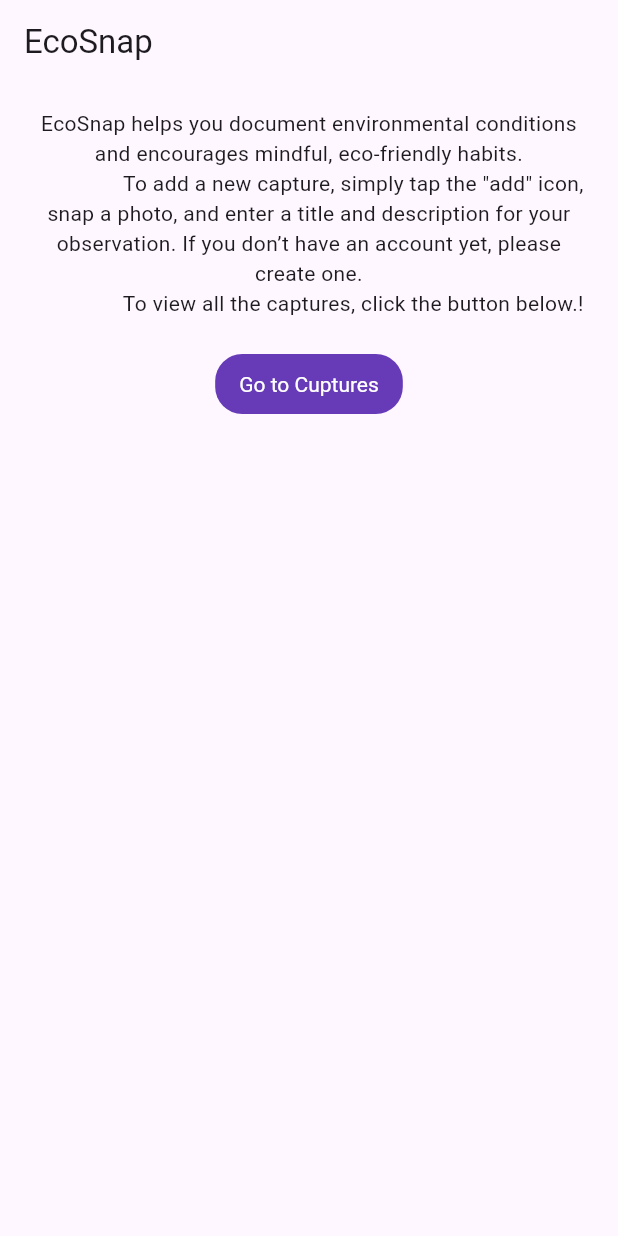
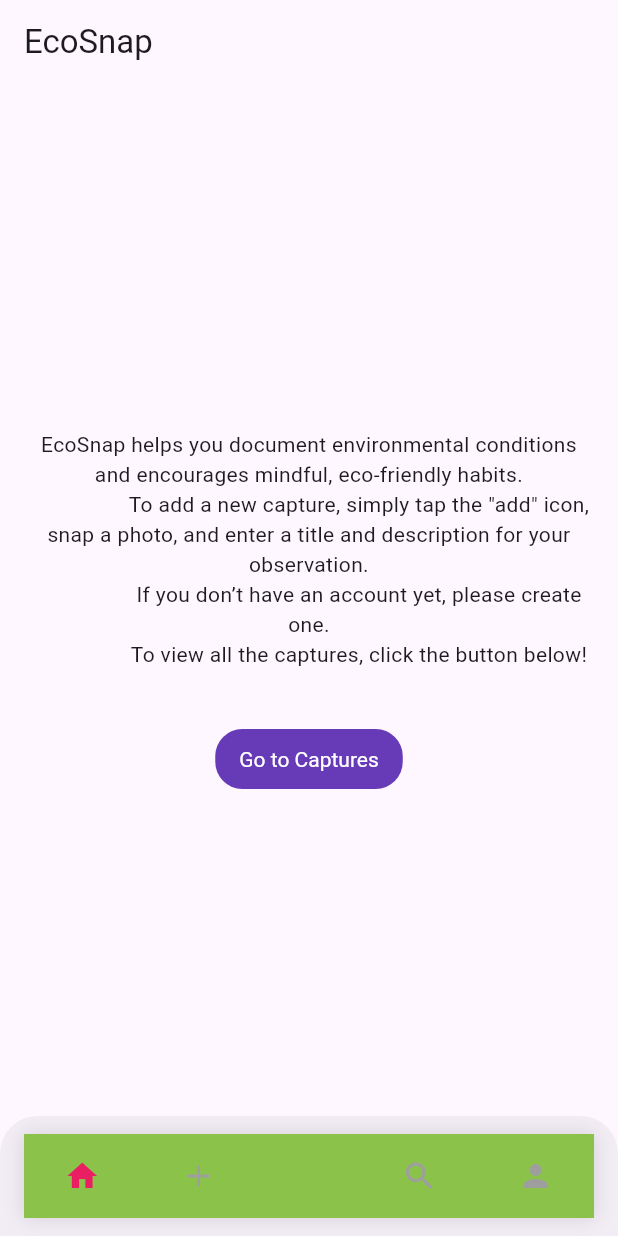
Before and after one commit to ZamirLucky/EcoSnap-flutter-app, a Flutter app: the screen it shows after launch, on a phone screen of 412 x 824 dp. Run offline on Flutter 3.47's test engine with Material 3 defaults, Android fonts, the phone set to English and light mode, and no system bars.

Commit message:
Added bottoNaviagationBar feature and homeWidget

```diff
--- /dev/null
+++ b/lib/navigation_menu.dart
@@ -0,0 +1,72 @@
+import 'package:flutter/material.dart';
+
+class NavigationMenu extends StatelessWidget {
+  final int selectedIndex;
+  final Function(int) onItemTapped;
+
+  const NavigationMenu({
+    super.key,
+    required this.selectedIndex,
+    required this.onItemTapped,
+  });
+
+  @override
+  Widget build(BuildContext context) {
+    return ClipRRect(
+      borderRadius: const BorderRadius.only(
+        topLeft: Radius.circular(25),
+        topRight: Radius.circular(25)
+      ),
+      child: BottomAppBar(
+        shape: const CircularNotchedRectangle(),
+        notchMargin: 6,
+        child: Container(
+          height: 60,
+          decoration: const BoxDecoration(
+            color: Colors.lightGreen,
+            boxShadow: [
+              BoxShadow(color: Colors.black12, spreadRadius: 0, blurRadius: 10),
+            ],
+          ),
+          child: Row(
+            mainAxisAlignment: MainAxisAlignment.spaceAround,
+            children: <Widget>[
+              // Left side items
+              IconButton(
+                icon: Icon(
+                  Icons.home,
+                  color: selectedIndex == 0 ? Colors.pink : Colors.grey,
+                ),
+                onPressed: () => onItemTapped(0),
+              ),
+              IconButton(
+                icon: Icon(
+                  Icons.add,
+                  color: selectedIndex == 1 ? Colors.pink : Colors.grey,
+                ),
+                onPressed: () => onItemTapped(1),
+              ),
+              // Spacer for the FAB notch
+              const SizedBox(width: 40),
+              // Right side items
+              IconButton(
+                icon: Icon(
+                  Icons.search,
+                  color: selectedIndex == 2 ? Colors.pink : Colors.grey,
+                ),
+                onPressed: () => onItemTapped(2),
+              ),
+              IconButton(
+                icon: Icon(
+                  Icons.person,
+                  color: selectedIndex == 3 ? Colors.pink : Colors.grey,
+                ),
+                onPressed: () => onItemTapped(3),
+              ),
+            ],
+          ),
+        ),
+      ),
+    );
+  }
+}
--- a/lib/screens/home_screen.dart
+++ b/lib/screens/home_screen.dart
@@ -1,7 +1,28 @@
+import 'package:ecosnap/navigation_menu.dart';
+import 'package:ecosnap/widgets/home_widget.dart';
 import 'package:flutter/material.dart';
 
-class HomeScreen extends StatelessWidget {
-  const HomeScreen({Key? key}) : super(key: key);
+class HomeScreen extends StatefulWidget {
+  const HomeScreen({super.key});
+
+  @override
+  State<HomeScreen> createState() => _HomeScreenState();
+}
+
+class _HomeScreenState extends State<HomeScreen> {
+  int _selectedIndex = 0;
+
+  // Define the content for each page.
+  final List<Widget> _widgetOptions = [
+    const Center(child: HomeWidget()),
+    // Other pages will be added here
+  ];
+
+  void _onItemTapped(int index) {
+    setState(() {
+      _selectedIndex = index;
+    });
+  }
 
   @override
   Widget build(BuildContext context) {
@@ -9,43 +30,11 @@ class HomeScreen extends StatelessWidget {
       appBar: AppBar(
         title: const Text('EcoSnap'),
       ),
-      body: SingleChildScrollView(
-      child: Column(
-        crossAxisAlignment: CrossAxisAlignment.stretch,
-        children: [
-         const Padding (
-            padding: EdgeInsets.only(top: 16.0, left:16.0, right:16.0),
-            child: Center(
-              child: Text(
-                """EcoSnap helps you document environmental conditions and encourages mindful, eco-friendly habits.
-                To add a new capture, simply tap the "add" icon, snap a photo, and enter a title and description for your observation. If you don’t have an account yet, please create one.
-                To view all the captures, click the button below.!""",
-                textAlign: TextAlign.center,
-                ),
-            ),
-         ),
-          const SizedBox(height: 20),
-
-         Center(
-            child: TextButton(
-              style: TextButton.styleFrom(
-                backgroundColor: Colors.deepPurple,
-                foregroundColor : Colors.white,
-                shape: RoundedRectangleBorder(
-                  borderRadius: BorderRadius.circular(18.0),
-                ),
-                padding: const EdgeInsets.symmetric(vertical: 8.0, horizontal: 16.0),
-                textStyle: const TextStyle(fontSize: 14),
-              ),
-              onPressed: () {
-                // Navigate to the camera screen
-              },
-              child: const Text('Go to Cuptures'),
-            ),
-         ),
-        ],
+      body: _widgetOptions[_selectedIndex],
+      bottomNavigationBar: NavigationMenu(
+        selectedIndex: _selectedIndex,
+        onItemTapped: _onItemTapped,
       ),
-    ),
     );
   }
 }
--- /dev/null
+++ b/lib/widgets/home_widget.dart
@@ -0,0 +1,48 @@
+import 'package:flutter/material.dart';
+
+class HomeWidget extends StatelessWidget {
+  const HomeWidget({super.key});
+
+  @override
+  Widget build(BuildContext context) {
+    return SingleChildScrollView(
+      child: Column(
+        crossAxisAlignment: CrossAxisAlignment.stretch,
+        children: [
+          const Padding(
+            padding: EdgeInsets.symmetric(horizontal: 16.0, vertical: 16.0),
+            child: Center(
+              child: Text(
+                """EcoSnap helps you document environmental conditions and encourages mindful, eco-friendly habits.
+                  To add a new capture, simply tap the "add" icon, snap a photo, and enter a title and description for your observation.
+                  If you don’t have an account yet, please create one.
+                  To view all the captures, click the button below!""",
+                textAlign: TextAlign.center,
+              ),
+            ),
+          ),
+          const SizedBox(height: 20),
+          Center(
+            child: TextButton(
+              style: TextButton.styleFrom(
+                backgroundColor: Colors.deepPurple,
+                foregroundColor: Colors.white,
+                shape: RoundedRectangleBorder(
+                  borderRadius: BorderRadius.circular(18.0),
+                ),
+                padding: const EdgeInsets.symmetric(
+                  vertical: 8.0, horizontal: 16.0
+                ),
+                textStyle: const TextStyle(fontSize: 14),
+              ),
+              onPressed: () {
+                // Navigate to the camera screen
+              },
+              child: const Text('Go to Captures'),
+            ),
+          ),
+        ],
+      ),
+    );
+  }
+}
--- a/pubspec.yaml
+++ b/pubspec.yaml
@@ -32,9 +32,11 @@ dependencies:
     sdk: flutter
 
 
+
   # The following adds the Cupertino Icons font to your application.
   # Use with the CupertinoIcons class for iOS style icons.
   cupertino_icons: ^1.0.8
+
 
 dev_dependencies:
   flutter_test:
```
